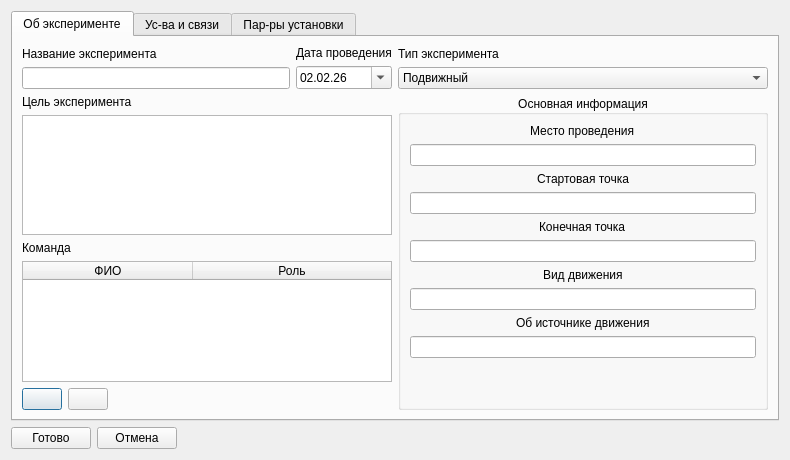
Before: the Qt Designer form experimentconfigurationdialog.ui in revermun/Experiment_helper, drawn with Qt 5.
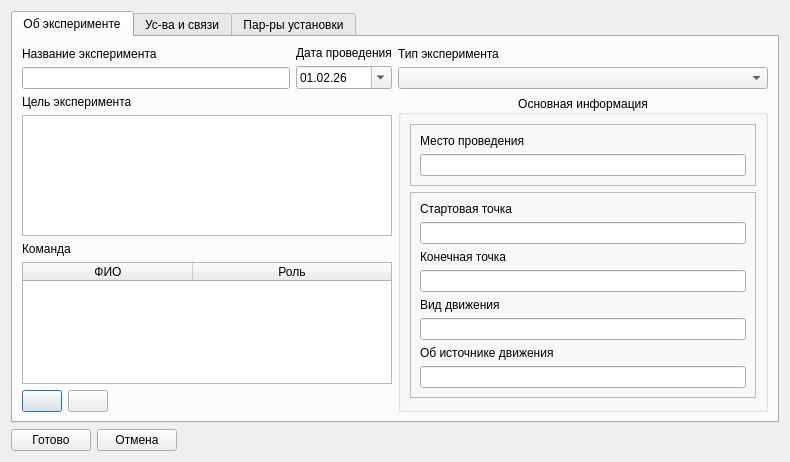
After: the same form once the commit is applied. Icons and pictures are not drawn. Custom widgets are drawn as their Qt base class.

The edit to the form file:
```diff
--- a/experimentconfigurationdialog.ui
+++ b/experimentconfigurationdialog.ui
@@ -48,10 +48,10 @@
          <item>
           <widget class="QComboBox" name="comboBoxExperimentType">
            <property name="currentText">
-            <string>Подвижный</string>
+            <string/>
            </property>
            <property name="currentIndex">
-            <number>0</number>
+            <number>-1</number>
            </property>
            <item>
             <property name="text">
@@ -166,7 +166,16 @@
           <set>Qt::AlignCenter</set>
          </property>
          <layout class="QVBoxLayout" name="verticalLayout_7">
-          <item alignment="Qt::AlignHCenter">
+          <item>
+           <widget class="QFrame" name="frameStationary">
+            <property name="frameShape">
+             <enum>QFrame::StyledPanel</enum>
+            </property>
+            <property name="frameShadow">
+             <enum>QFrame::Raised</enum>
+            </property>
+            <layout class="QVBoxLayout" name="verticalLayout_12">
+             <item>
            <widget class="QLabel" name="labelLocationOfEvent">
             <property name="text">
              <string>Место проведения</string>
@@ -176,7 +185,19 @@
           <item>
            <widget class="QLineEdit" name="lineEditLocationOfEvent"/>
           </item>
-          <item alignment="Qt::AlignHCenter">
+            </layout>
+           </widget>
+          </item>
+          <item>
+           <widget class="QFrame" name="frameMoving">
+            <property name="frameShape">
+             <enum>QFrame::StyledPanel</enum>
+            </property>
+            <property name="frameShadow">
+             <enum>QFrame::Raised</enum>
+            </property>
+            <layout class="QVBoxLayout" name="verticalLayout_13">
+             <item>
            <widget class="QLabel" name="labelStartPoint">
             <property name="text">
              <string>Стартовая точка</string>
@@ -186,7 +207,7 @@
           <item>
            <widget class="QLineEdit" name="lineEditStartPoint"/>
           </item>
-          <item alignment="Qt::AlignHCenter">
+             <item>
            <widget class="QLabel" name="labelEndPoint">
             <property name="text">
              <string>Конечная точка</string>
@@ -196,7 +217,7 @@
           <item>
            <widget class="QLineEdit" name="lineEditEndPoint"/>
           </item>
-          <item alignment="Qt::AlignHCenter">
+             <item>
            <widget class="QLabel" name="labelMovementMethod">
             <property name="text">
              <string>Вид движения</string>
@@ -206,7 +227,7 @@
           <item>
            <widget class="QLineEdit" name="lineEditMovementMethod"/>
           </item>
-          <item alignment="Qt::AlignHCenter">
+             <item>
            <widget class="QLabel" name="labelAboutVehicle">
             <property name="text">
              <string>Об источнике движения</string>
@@ -216,6 +237,9 @@
           <item>
            <widget class="QLineEdit" name="lineEditAboutVehicle"/>
           </item>
+            </layout>
+           </widget>
+          </item>
           <item>
            <spacer name="verticalSpacer">
             <property name="orientation">
@@ -266,7 +290,7 @@
                <second>0</second>
                <year>2026</year>
                <month>2</month>
-               <day>2</day>
+               <day>1</day>
               </datetime>
              </property>
              <property name="currentSection">
```
Lines whose indentation alone changed are shown as unchanged.
